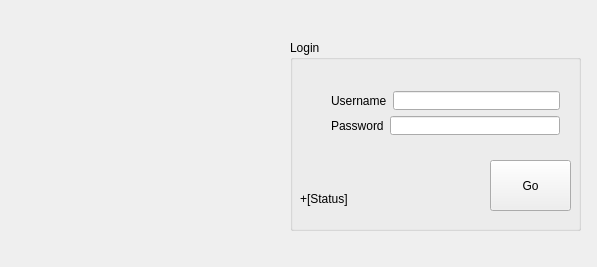
This is login.ui in hrshadhin/TuxPass as Qt 5 draws it before an edit. The edited form follows.
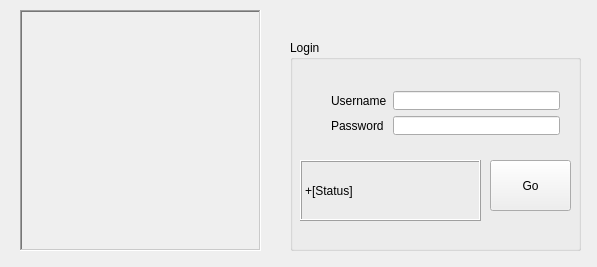
This is the edited form. Icons and pictures are not drawn.

Diff of the .ui file:
```diff
--- a/login.ui
+++ b/login.ui
@@ -48,7 +48,7 @@
       <x>290</x>
       <y>40</y>
       <width>291</width>
-      <height>191</height>
+      <height>211</height>
      </rect>
     </property>
     <property name="cursor">
@@ -57,6 +57,12 @@
     <property name="focusPolicy">
      <enum>Qt::NoFocus</enum>
     </property>
+    <property name="autoFillBackground">
+     <bool>false</bool>
+    </property>
+    <property name="styleSheet">
+     <string notr="true">border-color: rgb(0, 170, 0);</string>
+    </property>
     <property name="title">
      <string>Login</string>
     </property>
@@ -90,11 +96,17 @@
      <property name="geometry">
       <rect>
        <x>10</x>
-       <y>150</y>
-       <width>67</width>
-       <height>17</height>
+       <y>120</y>
+       <width>181</width>
+       <height>61</height>
       </rect>
      </property>
+     <property name="frameShape">
+      <enum>QFrame::Box</enum>
+     </property>
+     <property name="frameShadow">
+      <enum>QFrame::Raised</enum>
+     </property>
      <property name="text">
       <string>+[Status]</string>
      </property>
@@ -132,12 +144,16 @@
         <item>
          <widget class="QLabel" name="label_2">
           <property name="text">
-           <string>Password</string>
+           <string>Password </string>
           </property>
          </widget>
         </item>
         <item>
-         <widget class="QLineEdit" name="lineEdit_2"/>
+         <widget class="QLineEdit" name="lineEdit_2">
+          <property name="echoMode">
+           <enum>QLineEdit::Password</enum>
+          </property>
+         </widget>
         </item>
        </layout>
       </item>
@@ -153,6 +169,12 @@
       <height>241</height>
      </rect>
     </property>
+    <property name="frameShape">
+     <enum>QFrame::WinPanel</enum>
+    </property>
+    <property name="frameShadow">
+     <enum>QFrame::Sunken</enum>
+    </property>
     <property name="text">
      <string/>
     </property>
```
Left out of the diff: 5 changed lines with no effect on the pictures.
